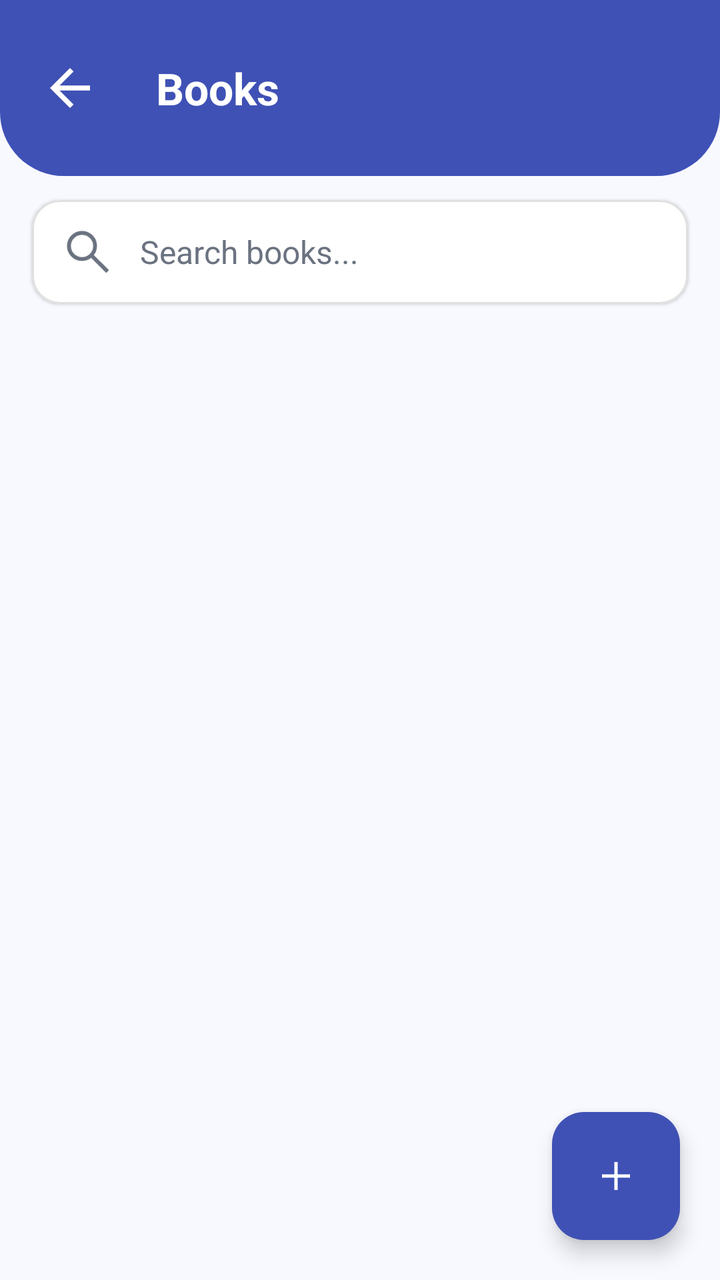
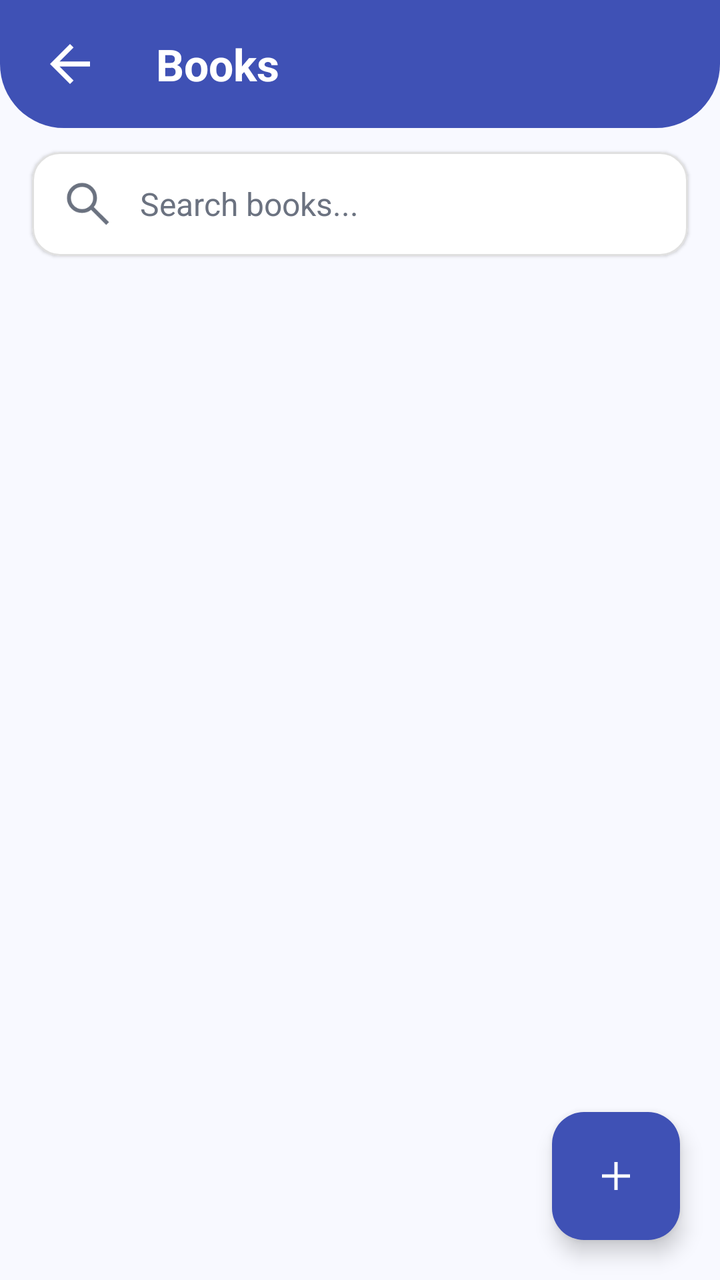

Two renders of the same Android screen: before a commit and after it. Below are the layout's source before the change and the commit's diff.
<!-- AndroidManifest.xml: application theme Theme.LibraryApp -->
<!-- res/layout/fragment_books.xml -->
<?xml version="1.0" encoding="utf-8"?>
<androidx.constraintlayout.widget.ConstraintLayout xmlns:android="http://schemas.android.com/apk/res/android"
    xmlns:tools="http://schemas.android.com/tools"
    android:layout_width="match_parent"
    android:layout_height="match_parent"
    xmlns:app="http://schemas.android.com/apk/res-auto"
    android:background="@color/background"
    tools:context=".presentation.books.BooksFragment">

    <View
        android:id="@+id/topBarBackground"
        android:layout_width="0dp"
        android:layout_height="88dp"
        android:background="@drawable/bg_dashboard_header"
        app:layout_constraintEnd_toEndOf="parent"
        app:layout_constraintStart_toStartOf="parent"
        app:layout_constraintTop_toTopOf="parent" />
    
    <ImageView
        android:id="@+id/ivBack"
        android:layout_width="30dp"
        android:layout_height="30dp"
        android:layout_marginStart="20dp"
        android:contentDescription="Back"
        android:src="@drawable/iv_back"
        app:tint="@color/text_on_primary"
        app:layout_constraintBottom_toBottomOf="@id/topBarBackground"
        app:layout_constraintStart_toStartOf="parent"
        app:layout_constraintTop_toTopOf="@id/topBarBackground" />

    <TextView
        android:id="@+id/tvTitle"
        android:layout_width="0dp"
        android:layout_height="wrap_content"
        android:layout_marginStart="28dp"
        android:text="Books"
        android:textColor="@color/text_on_primary"
        android:textSize="22sp"
        android:textStyle="bold"
        app:layout_constraintBottom_toBottomOf="@id/ivBack"
        app:layout_constraintEnd_toEndOf="@id/topBarBackground"
        app:layout_constraintStart_toEndOf="@id/ivBack"
        app:layout_constraintTop_toTopOf="@id/ivBack" />

    <com.google.android.material.card.MaterialCardView
        android:id="@+id/cardSearch"
        android:layout_width="0dp"
        android:layout_height="52dp"
        android:layout_marginStart="16dp"
        android:layout_marginTop="12dp"
        android:layout_marginEnd="16dp"
        app:cardBackgroundColor="@color/surface"
        app:cardCornerRadius="14dp"
        app:cardElevation="1dp"
        app:strokeColor="@color/border"
        app:strokeWidth="1dp"
        app:layout_constraintEnd_toEndOf="parent"
        app:layout_constraintStart_toStartOf="parent"
        app:layout_constraintTop_toBottomOf="@id/topBarBackground">

        <androidx.constraintlayout.widget.ConstraintLayout
            android:layout_width="match_parent"
            android:layout_height="match_parent">

            <ImageView
                android:id="@+id/ivSearchInside"
                android:layout_width="28dp"
                android:layout_height="28dp"
                android:layout_marginStart="14dp"
                android:contentDescription="Search"
                android:src="@drawable/iv_search"
                app:tint="@color/text_secondary"
                app:layout_constraintBottom_toBottomOf="parent"
                app:layout_constraintStart_toStartOf="parent"
                app:layout_constraintTop_toTopOf="parent" />

            <EditText
                android:id="@+id/etSearchBooks"
                android:layout_width="0dp"
                android:layout_height="match_parent"
                android:layout_marginStart="12dp"
                android:layout_marginEnd="12dp"
                android:background="@android:color/transparent"
                android:hint="Search books..."
                android:inputType="text"
                android:padding="0dp"
                android:textColor="@color/text_primary"
                android:textColorHint="@color/text_secondary"
                android:textSize="16sp"
                app:layout_constraintEnd_toEndOf="parent"
                app:layout_constraintStart_toEndOf="@id/ivSearchInside"
                app:layout_constraintTop_toTopOf="parent"
                app:layout_constraintBottom_toBottomOf="parent" />

        </androidx.constraintlayout.widget.ConstraintLayout>

    </com.google.android.material.card.MaterialCardView>

    <androidx.recyclerview.widget.RecyclerView
        android:id="@+id/rvBooks"
        android:layout_width="0dp"
        android:layout_height="0dp"
        android:layout_marginStart="16dp"
        android:layout_marginTop="12dp"
        android:layout_marginEnd="16dp"
        android:clipToPadding="false"
        android:paddingBottom="90dp"
        app:layout_constraintBottom_toBottomOf="parent"
        app:layout_constraintEnd_toEndOf="parent"
        app:layout_constraintStart_toStartOf="parent"
        app:layout_constraintTop_toBottomOf="@id/cardSearch"
        tools:listitem="@layout/item_book"/>

    <com.google.android.material.floatingactionbutton.FloatingActionButton
        android:id="@+id/fabAddBook"
        android:layout_width="64dp"
        android:layout_height="64dp"
        android:layout_marginEnd="20dp"
        android:layout_marginBottom="20dp"
        android:contentDescription="Add Book"
        android:src="@drawable/iv_add"
        app:backgroundTint="@color/primary"
        app:fabCustomSize="64dp"
        app:tint="@color/text_on_primary"
        app:layout_constraintBottom_toBottomOf="parent"
        app:layout_constraintEnd_toEndOf="parent" />

</androidx.constraintlayout.widget.ConstraintLayout>
<!-- res/layout/item_book.xml (included above) -->
<?xml version="1.0" encoding="utf-8"?>
<com.google.android.material.card.MaterialCardView xmlns:android="http://schemas.android.com/apk/res/android"
    xmlns:app="http://schemas.android.com/apk/res-auto"
    android:layout_width="match_parent"
    android:layout_height="wrap_content"
    android:layout_marginBottom="12dp"
    app:cardBackgroundColor="@color/surface"
    app:cardCornerRadius="14dp"
    app:cardElevation="1dp"
    app:strokeColor="@color/border"
    app:strokeWidth="1dp">

    <androidx.constraintlayout.widget.ConstraintLayout
        android:layout_width="match_parent"
        android:layout_height="wrap_content"
        android:padding="10dp">

        <ImageView
            android:id="@+id/ivBookIcon"
            android:layout_width="72dp"
            android:layout_height="100dp"
            android:background="#E8EEFF"
            android:contentDescription="Book"
            android:padding="14dp"
            android:src="@drawable/iv_books"
            app:tint="@color/primary"
            app:layout_constraintBottom_toBottomOf="@+id/tvBookAvailability"
            app:layout_constraintStart_toStartOf="parent"
            app:layout_constraintTop_toTopOf="@id/tvBookTitle" />

        <TextView
            android:id="@+id/tvBookTitle"
            android:layout_width="0dp"
            android:layout_height="wrap_content"
            android:layout_marginStart="14dp"
            android:layout_marginEnd="16dp"
            android:text="Clean Code"
            android:textColor="@color/text_primary"
            android:textSize="16sp"
            android:textStyle="bold"
            app:layout_constraintEnd_toStartOf="@id/ivArrow"
            app:layout_constraintStart_toEndOf="@id/ivBookIcon"
            app:layout_constraintTop_toTopOf="@id/ivBookIcon" />

        <TextView
            android:id="@+id/tvBookAuthor"
            android:layout_width="0dp"
            android:layout_height="wrap_content"
            android:layout_marginTop="4dp"
            android:text="Robert C. Martin"
            android:textColor="@color/text_secondary"
            android:textSize="13sp"
            app:layout_constraintEnd_toEndOf="@id/tvBookTitle"
            app:layout_constraintStart_toStartOf="@id/tvBookTitle"
            app:layout_constraintTop_toBottomOf="@id/tvBookTitle" />

        <TextView
            android:id="@+id/tvBookCategory"
            android:layout_width="0dp"
            android:layout_height="wrap_content"
            android:layout_marginTop="4dp"
            android:text="Programming"
            android:textColor="@color/text_secondary"
            android:textSize="13sp"
            app:layout_constraintEnd_toEndOf="@id/tvBookTitle"
            app:layout_constraintStart_toStartOf="@id/tvBookTitle"
            app:layout_constraintTop_toBottomOf="@id/tvBookAuthor" />

        <TextView
            android:id="@+id/tvBookAvailability"
            android:layout_width="0dp"
            android:layout_height="wrap_content"
            android:layout_marginTop="4dp"
            android:text="Available: 3 / 5"
            android:textColor="@color/success"
            android:textSize="13sp"
            android:textStyle="bold"
            app:layout_constraintEnd_toEndOf="@id/tvBookTitle"
            app:layout_constraintStart_toStartOf="@id/tvBookTitle"
            app:layout_constraintTop_toBottomOf="@id/tvBookCategory" />

        <ImageView
            android:id="@+id/ivArrow"
            android:layout_width="40dp"
            android:layout_height="40dp"
            android:layout_marginEnd="4dp"
            android:contentDescription="Book Details"
            android:src="@drawable/iv_forward"
            app:tint="@color/text_secondary"
            app:layout_constraintBottom_toBottomOf="parent"
            app:layout_constraintEnd_toEndOf="parent"
            app:layout_constraintTop_toTopOf="parent" />

    </androidx.constraintlayout.widget.ConstraintLayout>

</com.google.android.material.card.MaterialCardView>
<!-- resources referenced by this layout -->
<resources>
  <color name="background">#F8F9FF</color>
  <color name="border">#E0E0E0</color>
  <color name="primary">#3F51B5</color>
  <color name="success">#4CAF50</color>
  <color name="surface">#FFFFFF</color>
  <color name="text_on_primary">#FFFFFF</color>
  <color name="text_primary">#1A1A1A</color>
  <color name="text_secondary">#6B7280</color>
  <!-- drawable bg_dashboard_header (drawable) -->
  <?xml version="1.0" encoding="utf-8"?>
  <shape xmlns:android="http://schemas.android.com/apk/res/android"
      android:shape="rectangle">
  
      <solid android:color="@color/primary" />
  
      <corners
          android:bottomLeftRadius="32dp"
          android:bottomRightRadius="32dp" />
  
  </shape>
  <!-- drawable iv_add (drawable) -->
  <vector xmlns:android="http://schemas.android.com/apk/res/android"
      android:width="40dp"
      android:height="40dp"
      android:viewportWidth="960"
      android:viewportHeight="960">
    <path
        android:pathData="M446.67,513.33L200,513.33v-66.66h246.67L446.67,200h66.66v246.67L760,446.67v66.66L513.33,513.33L513.33,760h-66.66v-246.67Z"
        android:fillColor="#1f1f1f"/>
  </vector>
  <!-- drawable iv_back (drawable) -->
  <vector xmlns:android="http://schemas.android.com/apk/res/android"
      android:width="24dp"
      android:height="24dp"
      android:viewportWidth="960"
      android:viewportHeight="960">
    <path
        android:pathData="m313,520 l224,224 -57,56 -320,-320 320,-320 57,56 -224,224h487v80L313,520Z"
        android:fillColor="#1f1f1f"/>
  </vector>
  <!-- drawable iv_books (drawable) -->
  <vector xmlns:android="http://schemas.android.com/apk/res/android"
      android:width="24dp"
      android:height="24dp"
      android:viewportWidth="960"
      android:viewportHeight="960">
    <path
        android:pathData="M480,800q-48,-38 -104,-59t-116,-21q-42,0 -82.5,11T100,762q-21,11 -40.5,-1T40,726v-482q0,-11 5.5,-21T62,208q46,-24 96,-36t102,-12q58,0 113.5,15T480,220v484q51,-32 107,-48t113,-16q36,0 70.5,6t69.5,18v-480q15,5 29.5,10.5T898,208q11,5 16.5,15t5.5,21v482q0,23 -19.5,35t-40.5,1q-37,-20 -77.5,-31T700,720q-60,0 -116,21t-104,59ZM560,600v-380l200,-200v400L560,600ZM400,665v-396q-33,-14 -68.5,-21.5T260,240q-37,0 -72,7t-68,21v397q35,-13 69.5,-19t70.5,-6q36,0 70.5,6t69.5,19ZM400,665v-396,396Z"
        android:fillColor="#1f1f1f"/>
  </vector>
  <!-- drawable iv_forward (drawable) -->
  <vector xmlns:android="http://schemas.android.com/apk/res/android"
      android:width="40dp"
      android:height="40dp"
      android:viewportWidth="960"
      android:viewportHeight="960">
    <path
        android:pathData="m309.67,878.67 l-61,-61.67L587,478.67 248.67,140.33l61,-61.66 400,400 -400,400Z"
        android:fillColor="#1f1f1f"/>
  </vector>
  <!-- drawable iv_search (drawable) -->
  <vector xmlns:android="http://schemas.android.com/apk/res/android"
      android:width="40dp"
      android:height="40dp"
      android:viewportWidth="960"
      android:viewportHeight="960">
    <path
        android:pathData="M792,839.33 L532.67,580q-30,25.33 -69.67,39.67Q423.33,634 378.67,634q-108.34,0 -183.5,-75.17Q120,483.67 120,376.67t75.17,-182.17q75.16,-75.17 182.83,-75.17 107,0 181.83,75.17 74.84,75.17 74.84,182.17 0,43.33 -14,83 -14,39.66 -40.67,73l260,258.66 -48,48ZM378,567.33q79,0 134.5,-55.83T568,376.67q0,-79 -55.5,-134.84Q457,186 378,186q-79.67,0 -135.5,55.83 -55.83,55.84 -55.83,134.84T242.5,511.5q55.83,55.83 135.5,55.83Z"
        android:fillColor="#1f1f1f"/>
  </vector>
  <style name="Theme.LibraryApp" parent="Base.Theme.LibraryApp" />
  <style name="Base.Theme.LibraryApp" parent="Theme.Material3.DayNight.NoActionBar">
          
          
      </style>
</resources>

<!-- the commit's change to res/layout/fragment_books.xml (unified diff, before → after) -->
@@ -10,7 +10,7 @@
     <View
         android:id="@+id/topBarBackground"
         android:layout_width="0dp"
-        android:layout_height="88dp"
+        android:layout_height="64dp"
         android:background="@drawable/bg_dashboard_header"
         app:layout_constraintEnd_toEndOf="parent"
         app:layout_constraintStart_toStartOf="parent"
